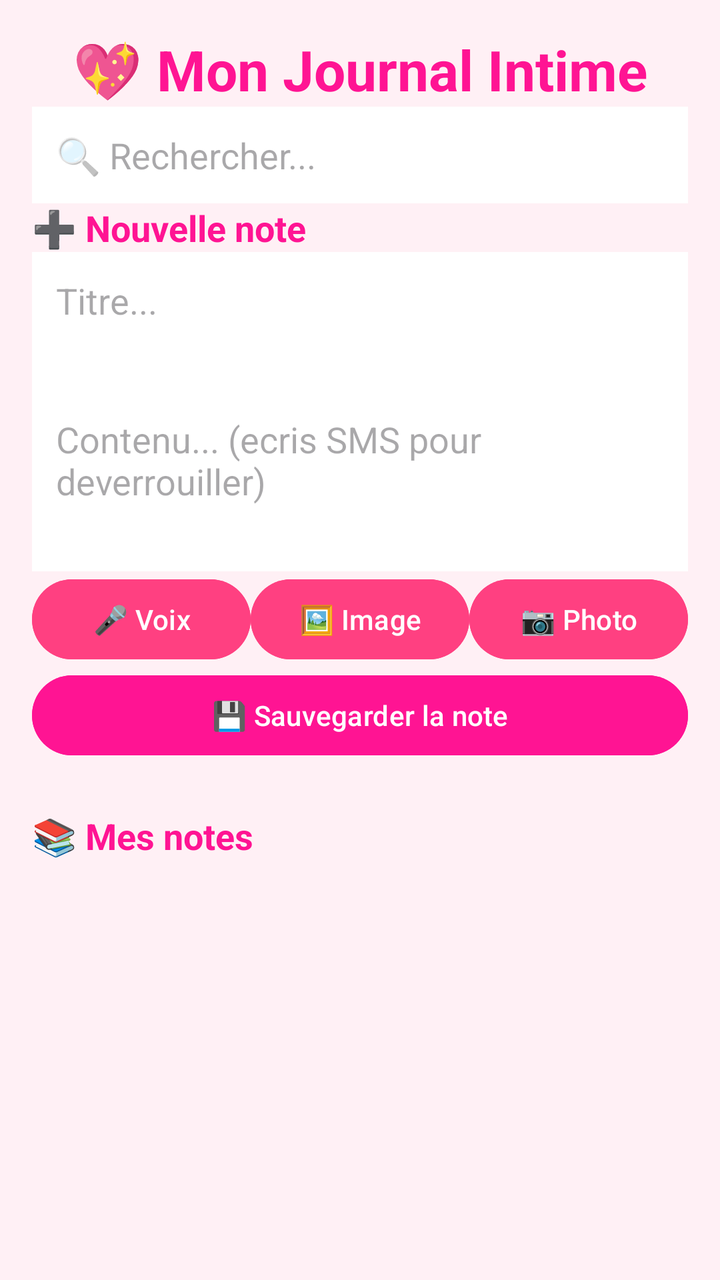
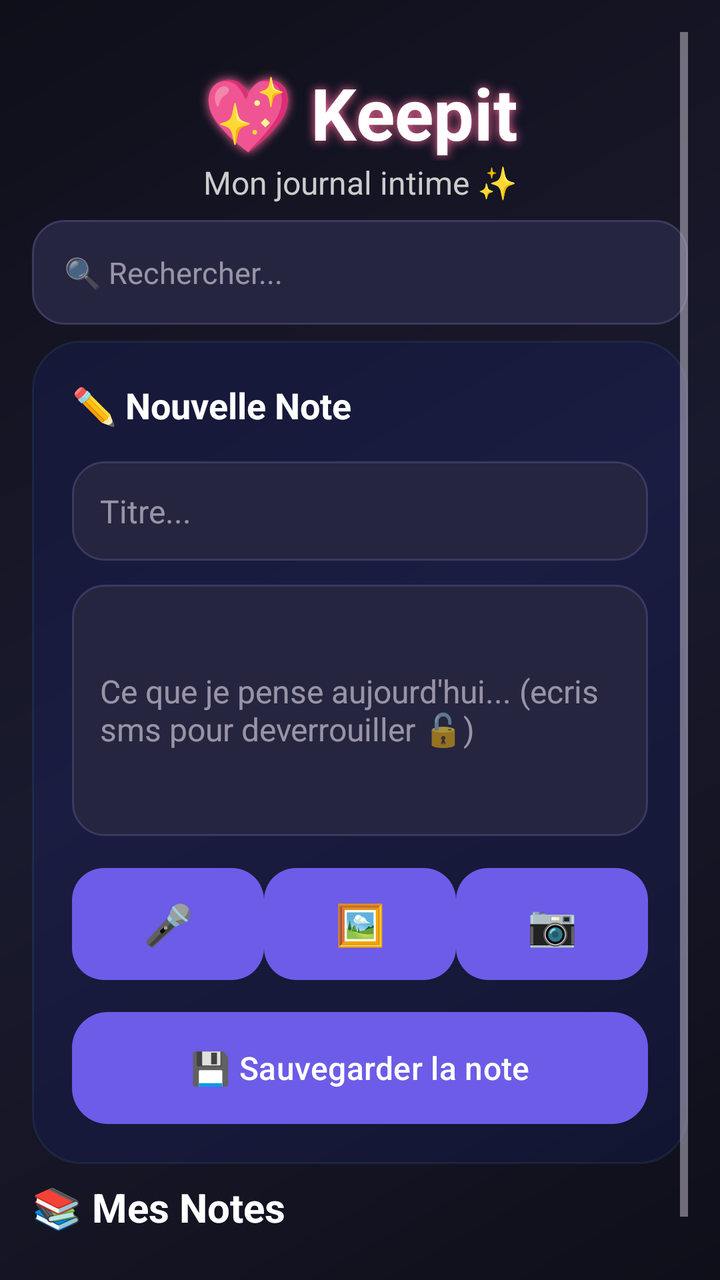

Before-and-after screenshots of an Android layout around one commit, followed by the original layout XML and the change that was made.
<!-- AndroidManifest.xml: application theme Theme.Keepit -->
<!-- res/layout/fragment_journal.xml -->
<?xml version="1.0" encoding="utf-8"?>
<ScrollView xmlns:android="http://schemas.android.com/apk/res/android"
    android:layout_width="match_parent"
    android:layout_height="match_parent"
    android:background="#FFF0F5"
    android:padding="16dp">

    <LinearLayout
        android:layout_width="match_parent"
        android:layout_height="wrap_content"
        android:orientation="vertical"
        android:spacing="16dp">

        <TextView
            android:layout_width="match_parent"
            android:layout_height="wrap_content"
            android:text="💖 Mon Journal Intime"
            android:textSize="28sp"
            android:textStyle="bold"
            android:textColor="#FF1493"
            android:gravity="center"/>

        <EditText
            android:id="@+id/etSearch"
            android:layout_width="match_parent"
            android:layout_height="wrap_content"
            android:hint="🔍 Rechercher..."
            android:background="#FFFFFF"
            android:padding="12dp"/>

        <TextView
            android:layout_width="match_parent"
            android:layout_height="wrap_content"
            android:text="➕ Nouvelle note"
            android:textSize="18sp"
            android:textStyle="bold"
            android:textColor="#FF1493"/>

        <EditText
            android:id="@+id/etTitle"
            android:layout_width="match_parent"
            android:layout_height="wrap_content"
            android:hint="Titre..."
            android:background="#FFFFFF"
            android:padding="12dp"/>

        <EditText
            android:id="@+id/etContent"
            android:layout_width="match_parent"
            android:layout_height="wrap_content"
            android:hint="Contenu... (ecris SMS pour deverrouiller)"
            android:minLines="4"
            android:background="#FFFFFF"
            android:padding="12dp"/>

        <LinearLayout
            android:layout_width="match_parent"
            android:layout_height="wrap_content"
            android:orientation="horizontal"
            android:spacing="8dp">

            <Button
                android:id="@+id/btnVoice"
                android:layout_width="0dp"
                android:layout_height="wrap_content"
                android:layout_weight="1"
                android:text="🎤 Voix"
                android:backgroundTint="#FF4081"
                android:textColor="#FFFFFF"/>

            <Button
                android:id="@+id/btnImage"
                android:layout_width="0dp"
                android:layout_height="wrap_content"
                android:layout_weight="1"
                android:text="🖼️ Image"
                android:backgroundTint="#FF4081"
                android:textColor="#FFFFFF"/>

            <Button
                android:id="@+id/btnCamera"
                android:layout_width="0dp"
                android:layout_height="wrap_content"
                android:layout_weight="1"
                android:text="📷 Photo"
                android:backgroundTint="#FF4081"
                android:textColor="#FFFFFF"/>
        </LinearLayout>

        <Button
            android:id="@+id/btnSaveNote"
            android:layout_width="match_parent"
            android:layout_height="wrap_content"
            android:text="💾 Sauvegarder la note"
            android:backgroundTint="#FF1493"
            android:textColor="#FFFFFF"/>

        <TextView
            android:layout_width="match_parent"
            android:layout_height="wrap_content"
            android:text="📚 Mes notes"
            android:textSize="18sp"
            android:textStyle="bold"
            android:textColor="#FF1493"
            android:layout_marginTop="24dp"/>

        <LinearLayout
            android:id="@+id/llNotes"
            android:layout_width="match_parent"
            android:layout_height="wrap_content"
            android:orientation="vertical"
            android:spacing="12dp"/>

    </LinearLayout>
</ScrollView>
<!-- resources referenced by this layout -->
<resources>
  <style name="Theme.Keepit" parent="Theme.Material3.Light.NoActionBar">
          <item name="colorPrimary">#FF1493</item>
          <item name="colorOnPrimary">#FFFFFF</item>
          <item name="android:windowBackground">#FFF0F5</item>
      </style>
</resources>

<!-- the commit's change to res/layout/fragment_journal.xml (unified diff, before → after) -->
@@ -2,114 +2,162 @@
 <ScrollView xmlns:android="http://schemas.android.com/apk/res/android"
     android:layout_width="match_parent"
     android:layout_height="match_parent"
-    android:background="#FFF0F5"
-    android:padding="16dp">
+    android:background="@android:color/transparent"
+    android:padding="16dp"
+    android:fillViewport="true">
 
     <LinearLayout
         android:layout_width="match_parent"
         android:layout_height="wrap_content"
         android:orientation="vertical"
-        android:spacing="16dp">
+        android:spacing="20dp">
 
         <TextView
             android:layout_width="match_parent"
             android:layout_height="wrap_content"
-            android:text="💖 Mon Journal Intime"
-            android:textSize="28sp"
+            android:text="💖 Keepit"
+            android:textSize="36sp"
             android:textStyle="bold"
-            android:textColor="#FF1493"
-            android:gravity="center"/>
+            android:textColor="#FFFFFF"
+            android:gravity="center"
+            android:layout_marginTop="16dp"
+            android:shadowColor="#FF6B9D"
+            android:shadowDx="0"
+            android:shadowDy="0"
+            android:shadowRadius="12"/>
+
+        <TextView
+            android:layout_width="match_parent"
+            android:layout_height="wrap_content"
+            android:text="Mon journal intime ✨"
+            android:textSize="16sp"
+            android:textColor="#CCCCCC"
+            android:gravity="center"
+            android:layout_marginBottom="8dp"/>
 
         <EditText
             android:id="@+id/etSearch"
             android:layout_width="match_parent"
             android:layout_height="wrap_content"
             android:hint="🔍 Rechercher..."
-            android:background="#FFFFFF"
-            android:padding="12dp"/>
+            android:hintTextColor="#888888"
+            android:background="@drawable/input_bg"
+            android:textColor="#FFFFFF"
+            android:padding="16dp"
+            android:textSize="15sp"/>
+
+        <LinearLayout
+            android:layout_width="match_parent"
+            android:layout_height="wrap_content"
+            android:background="@drawable/card_bg"
+            android:orientation="vertical"
+            android:padding="20dp"
+            android:layout_marginTop="8dp"
+            android:elevation="8dp">
+
+            <TextView
+                android:layout_width="match_parent"
+                android:layout_height="wrap_content"
+                android:text="✏️ Nouvelle Note"
+                android:textSize="18sp"
+                android:textStyle="bold"
+                android:textColor="#FFFFFF"
+                android:layout_marginBottom="16dp"/>
+
+            <EditText
+                android:id="@+id/etTitle"
+                android:layout_width="match_parent"
+                android:layout_height="wrap_content"
+                android:hint="Titre..."
+                android:hintTextColor="#888888"
+                android:background="@drawable/input_bg"
+                android:textColor="#FFFFFF"
+                android:padding="14dp"
+                android:textSize="16sp"
+                android:layout_marginBottom="12dp"/>
+
+            <EditText
+                android:id="@+id/etContent"
+                android:layout_width="match_parent"
+                android:layout_height="wrap_content"
+                android:hint="Ce que je pense aujourd'hui... (ecris sms pour deverrouiller 🔓)"
+                android:hintTextColor="#888888"
+                android:minLines="5"
+                android:background="@drawable/input_bg"
+                android:textColor="#FFFFFF"
+                android:padding="14dp"
+                android:textSize="16sp"
+                android:layout_marginBottom="16dp"/>
+
+            <LinearLayout
+                android:layout_width="match_parent"
+                android:layout_height="wrap_content"
+                android:orientation="horizontal"
+                android:spacing="10dp"
+                android:layout_marginBottom="16dp">
+
+                <Button
+                    android:id="@+id/btnVoice"
+                    android:layout_width="0dp"
+                    android:layout_height="56dp"
+                    android:layout_weight="1"
+                    android:text="🎤"
+                    android:textSize="20sp"
+                    android:background="@drawable/btn_voice_bg"
+                    android:textColor="#FFFFFF"
+                    android:elevation="4dp"/>
+
+                <Button
+                    android:id="@+id/btnImage"
+                    android:layout_width="0dp"
+                    android:layout_height="56dp"
+                    android:layout_weight="1"
+                    android:text="🖼️"
+                    android:textSize="20sp"
+                    android:background="@drawable/btn_image_bg"
+                    android:textColor="#FFFFFF"
+                    android:elevation="4dp"/>
+
+                <Button
+                    android:id="@+id/btnCamera"
+                    android:layout_width="0dp"
+                    android:layout_height="56dp"
+                    android:layout_weight="1"
+                    android:text="📷"
+                    android:textSize="20sp"
+                    android:background="@drawable/btn_camera_bg"
+                    android:textColor="#FFFFFF"
+                    android:elevation="4dp"/>
+            </LinearLayout>
+
+            <Button
+                android:id="@+id/btnSaveNote"
+                android:layout_width="match_parent"
+                android:layout_height="56dp"
+                android:text="💾 Sauvegarder la note"
+                android:textSize="16sp"
+                android:background="@drawable/btn_save_bg"
+                android:textColor="#FFFFFF"
+                android:elevation="6dp"/>
+        </LinearLayout>
 
         <TextView
             android:layout_width="match_parent"
             android:layout_height="wrap_content"
-            android:text="➕ Nouvelle note"
-            android:textSize="18sp"
+            android:text="📚 Mes Notes"
+            android:textSize="20sp"
             android:textStyle="bold"
-            android:textColor="#FF1493"/>
-
-        <EditText
-            android:id="@+id/etTitle"
-            android:layout_width="match_parent"
-            android:layout_height="wrap_content"
-            android:hint="Titre..."
-            android:background="#FFFFFF"
-            android:padding="12dp"/>
-
-        <EditText
-            android:id="@+id/etContent"
-            android:layout_width="match_parent"
-            android:layout_height="wrap_content"
-            android:hint="Contenu... (ecris SMS pour deverrouiller)"
-            android:minLines="4"
-            android:background="#FFFFFF"
-            android:padding="12dp"/>
-
-        <LinearLayout
-            android:layout_width="match_parent"
-            android:layout_height="wrap_content"
-            android:orientation="horizontal"
-            android:spacing="8dp">
-
-            <Button
-                android:id="@+id/btnVoice"
-                android:layout_width="0dp"
-                android:layout_height="wrap_content"
-                android:layout_weight="1"
-                android:text="🎤 Voix"
-                android:backgroundTint="#FF4081"
-                android:textColor="#FFFFFF"/>
-
-            <Button
-                android:id="@+id/btnImage"
-                android:layout_width="0dp"
-                android:layout_height="wrap_content"
-                android:layout_weight="1"
-                android:text="🖼️ Image"
-                android:backgroundTint="#FF4081"
-                android:textColor="#FFFFFF"/>
-
-            <Button
-                android:id="@+id/btnCamera"
-                android:layout_width="0dp"
-                android:layout_height="wrap_content"
-                android:layout_weight="1"
-                android:text="📷 Photo"
-                android:backgroundTint="#FF4081"
-                android:textColor="#FFFFFF"/>
-        </LinearLayout>
-
-        <Button
-            android:id="@+id/btnSaveNote"
-            android:layout_width="match_parent"
-            android:layout_height="wrap_content"
-            android:text="💾 Sauvegarder la note"
-            android:backgroundTint="#FF1493"
-            android:textColor="#FFFFFF"/>
-
-        <TextView
-            android:layout_width="match_parent"
-            android:layout_height="wrap_content"
-            android:text="📚 Mes notes"
-            android:textSize="18sp"
-            android:textStyle="bold"
-            android:textColor="#FF1493"
-            android:layout_marginTop="24dp"/>
+            android:textColor="#FFFFFF"
+            android:layout_marginTop="8dp"
+            android:layout_marginBottom="8dp"/>
 
         <LinearLayout
             android:id="@+id/llNotes"
             android:layout_width="match_parent"
             android:layout_height="wrap_content"
             android:orientation="vertical"
-            android:spacing="12dp"/>
+            android:spacing="16dp"
+            android:layout_marginBottom="32dp"/>
 
     </LinearLayout>
 </ScrollView>
<!-- resource entries referenced after the edit -->
@@ -1,9 +1,59 @@
 <!-- resources referenced by this layout -->
 <resources>
-  <style name="Theme.Keepit" parent="Theme.Material3.Light.NoActionBar">
-          <item name="colorPrimary">#FF1493</item>
-          <item name="colorOnPrimary">#FFFFFF</item>
-          <item name="android:windowBackground">#FFF0F5</item>
+  <!-- drawable btn_camera_bg (drawable) -->
+  <?xml version="1.0" encoding="utf-8"?>
+  <shape xmlns:android="http://schemas.android.com/apk/res/android" android:shape="rectangle">
+      <gradient android:startColor="#FF6B9D" android:endColor="#FF8E9E" android:angle="45"/>
+      <corners android:radius="16dp"/>
+  </shape>
+  <!-- drawable btn_image_bg (drawable) -->
+  <?xml version="1.0" encoding="utf-8"?>
+  <shape xmlns:android="http://schemas.android.com/apk/res/android" android:shape="rectangle">
+      <gradient android:startColor="#00B894" android:endColor="#00F5A0" android:angle="45"/>
+      <corners android:radius="16dp"/>
+  </shape>
+  <!-- drawable btn_save_bg (drawable) -->
+  <?xml version="1.0" encoding="utf-8"?>
+  <shape xmlns:android="http://schemas.android.com/apk/res/android" android:shape="rectangle">
+      <gradient android:startColor="#6C5CE7" android:endColor="#FF6B9D" android:angle="45"/>
+      <corners android:radius="18dp"/>
+  </shape>
+  <!-- drawable btn_voice_bg (drawable) -->
+  <?xml version="1.0" encoding="utf-8"?>
+  <shape xmlns:android="http://schemas.android.com/apk/res/android" android:shape="rectangle">
+      <gradient android:startColor="#6C5CE7" android:endColor="#A29BFE" android:angle="45"/>
+      <corners android:radius="16dp"/>
+  </shape>
+  <!-- drawable card_bg (drawable) -->
+  <?xml version="1.0" encoding="utf-8"?>
+  <shape xmlns:android="http://schemas.android.com/apk/res/android" android:shape="rectangle">
+      <solid android:color="#1E1E35CC"/>
+      <corners android:radius="24dp"/>
+      <stroke android:width="1dp" android:color="#35356088"/>
+  </shape>
+  <!-- drawable input_bg (drawable) -->
+  <?xml version="1.0" encoding="utf-8"?>
+  <shape xmlns:android="http://schemas.android.com/apk/res/android" android:shape="rectangle">
+      <solid android:color="#252540"/>
+      <corners android:radius="16dp"/>
+      <stroke android:width="1dp" android:color="#3A3A60"/>
+  </shape>
+  <style name="Theme.Keepit" parent="Theme.Material3.Dark.NoActionBar">
+          <item name="android:windowBackground">@drawable/bg_gradient</item>
+          <item name="colorPrimary">@color/accent_purple</item>
+          <item name="colorOnPrimary">@color/text_primary</item>
+          <item name="colorSecondary">@color/accent_pink</item>
+          <item name="android:statusBarColor">@color/bg_dark</item>
+          <item name="android:navigationBarColor">@color/bg_dark</item>
       </style>
+  <!-- drawable bg_gradient (drawable) -->
+  <?xml version="1.0" encoding="utf-8"?>
+  <shape xmlns:android="http://schemas.android.com/apk/res/android" android:shape="rectangle">
+      <gradient android:startColor="#0F0F1A" android:centerColor="#1A1A2E" android:endColor="#0F0F1A" android:angle="135"/>
+  </shape>
+  <color name="accent_purple">#6C5CE7</color>
+  <color name="text_primary">#FFFFFF</color>
+  <color name="accent_pink">#FF6B9D</color>
+  <color name="bg_dark">#0F0F1A</color>
 </resources>
 
